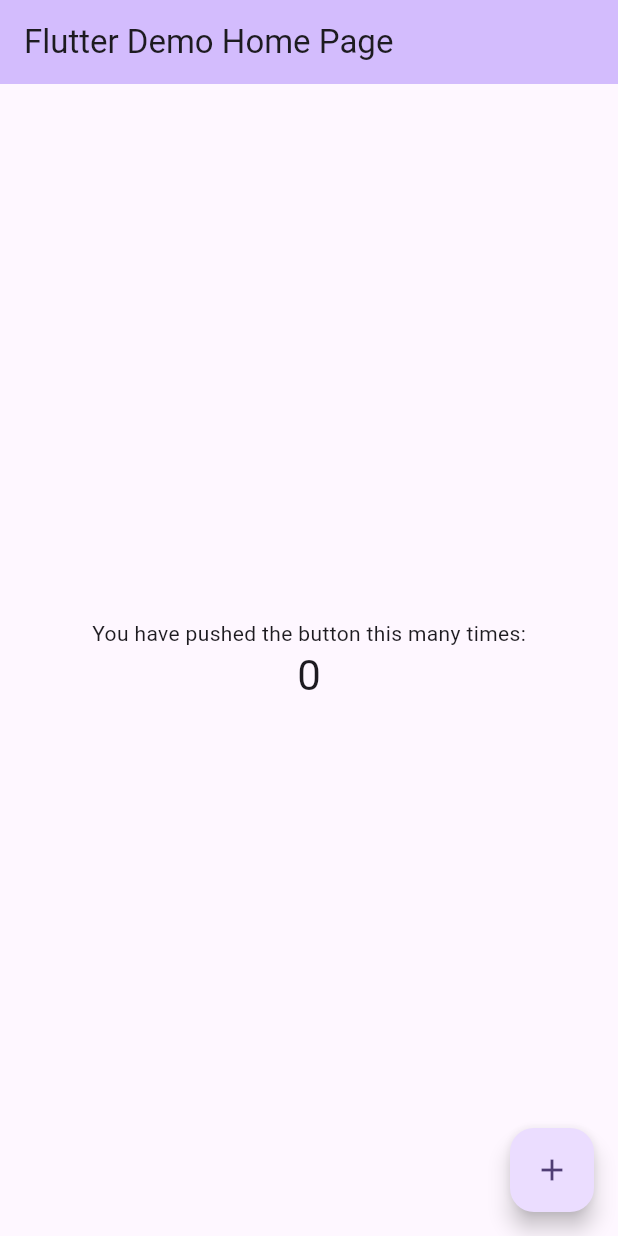
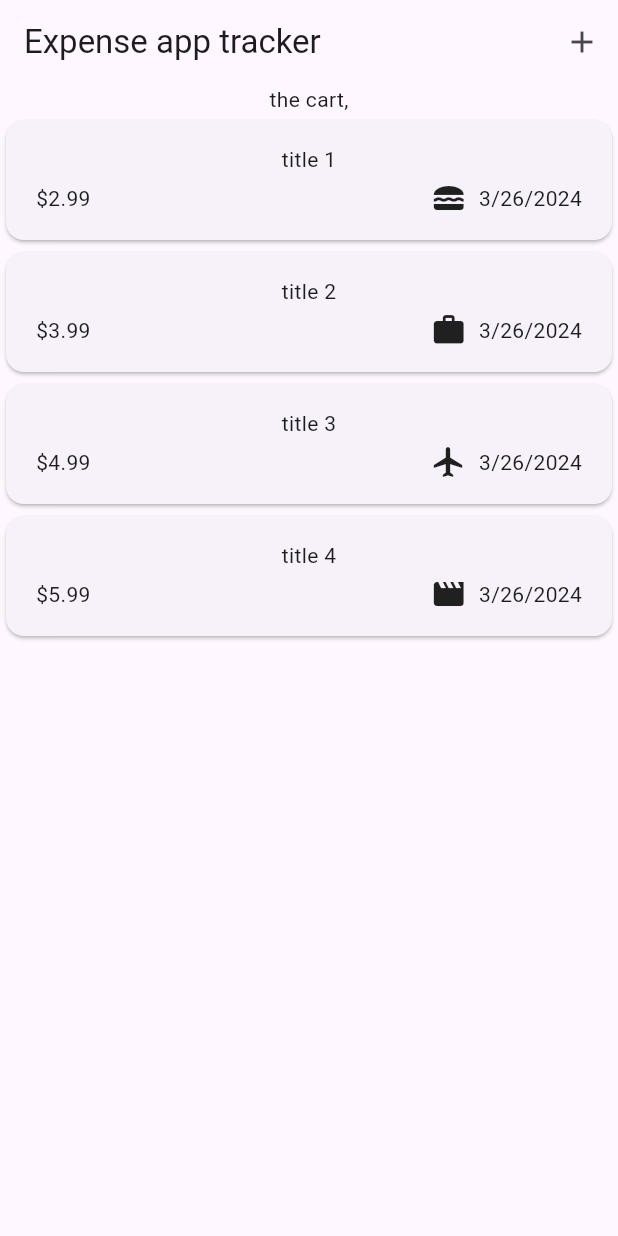
Before and after one commit to Dawid-Dlugosz/expense_app, a Flutter app: the screen it shows after launch, on a phone screen of 412 x 824 dp. Run offline on Flutter 3.47's test engine with Material 3 defaults, Android fonts, the phone set to English and light mode, and no system bars.

Commit message:
make list for expanses

```diff
--- /dev/null
+++ b/lib/expanses.dart
@@ -0,0 +1,74 @@
+import 'package:expense_app/widgets/expenses_list/expenses_list.dart';
+import 'package:expense_app/models/expense.dart';
+import 'package:flutter/material.dart';
+import 'package:flutter/widgets.dart';
+
+class Expneses extends StatefulWidget {
+  const Expneses({super.key});
+
+  @override
+  State<Expneses> createState() => _ExpnesesState();
+}
+
+class _ExpnesesState extends State<Expneses> {
+  final List<Expense> _list = [
+    Expense(
+      date: DateTime.now(),
+      amount: 2.99,
+      title: 'title 1',
+      category: Category.food,
+    ),
+    Expense(
+      date: DateTime.now(),
+      amount: 3.99,
+      title: 'title 2',
+      category: Category.work,
+    ),
+    Expense(
+      date: DateTime.now(),
+      amount: 4.99,
+      title: 'title 3',
+      category: Category.travel,
+    ),
+    Expense(
+      date: DateTime.now(),
+      amount: 5.99,
+      title: 'title 4',
+      category: Category.leisure,
+    ),
+  ];
+
+  void _openAddExpenseOverley() {
+    showModalBottomSheet(
+      context: context,
+      builder: (ctx) => const Text('Modal bottom Sheet'),
+    );
+  }
+
+  @override
+  Widget build(BuildContext context) {
+    return Scaffold(
+      appBar: AppBar(
+        title: const Text('Expense app tracker'),
+        actions: [
+          IconButton(
+            onPressed: _openAddExpenseOverley,
+            icon: const Icon(
+              Icons.add,
+            ),
+          )
+        ],
+      ),
+      body: Column(
+        children: [
+          const Text('the cart,'),
+          Expanded(
+            child: ExpensesList(
+              expanses: _list,
+            ),
+          )
+        ],
+      ),
+    );
+  }
+}
--- a/lib/main.dart
+++ b/lib/main.dart
@@ -1,125 +1,10 @@
+import 'package:expense_app/expanses.dart';
 import 'package:flutter/material.dart';
 
 void main() {
-  runApp(const MyApp());
+  runApp(
+    const MaterialApp(
+      home: Expneses(),
+    ),
+  );
 }
-
-class MyApp extends StatelessWidget {
-  const MyApp({super.key});
-
-  // This widget is the root of your application.
-  @override
-  Widget build(BuildContext context) {
-    return MaterialApp(
-      title: 'Flutter Demo',
-      theme: ThemeData(
-        // This is the theme of your application.
-        //
-        // TRY THIS: Try running your application with "flutter run". You'll see
-        // the application has a purple toolbar. Then, without quitting the app,
-        // try changing the seedColor in the colorScheme below to Colors.green
-        // and then invoke "hot reload" (save your changes or press the "hot
-        // reload" button in a Flutter-supported IDE, or press "r" if you used
-        // the command line to start the app).
-        //
-        // Notice that the counter didn't reset back to zero; the application
-        // state is not lost during the reload. To reset the state, use hot
-        // restart instead.
-        //
-        // This works for code too, not just values: Most code changes can be
-        // tested with just a hot reload.
-        colorScheme: ColorScheme.fromSeed(seedColor: Colors.deepPurple),
-        useMaterial3: true,
-      ),
-      home: const MyHomePage(title: 'Flutter Demo Home Page'),
-    );
-  }
-}
-
-class MyHomePage extends StatefulWidget {
-  const MyHomePage({super.key, required this.title});
-
-  // This widget is the home page of your application. It is stateful, meaning
-  // that it has a State object (defined below) that contains fields that affect
-  // how it looks.
-
-  // This class is the configuration for the state. It holds the values (in this
-  // case the title) provided by the parent (in this case the App widget) and
-  // used by the build method of the State. Fields in a Widget subclass are
-  // always marked "final".
-
-  final String title;
-
-  @override
-  State<MyHomePage> createState() => _MyHomePageState();
-}
-
-class _MyHomePageState extends State<MyHomePage> {
-  int _counter = 0;
-
-  void _incrementCounter() {
-    setState(() {
-      // This call to setState tells the Flutter framework that something has
-      // changed in this State, which causes it to rerun the build method below
-      // so that the display can reflect the updated values. If we changed
-      // _counter without calling setState(), then the build method would not be
-      // called again, and so nothing would appear to happen.
-      _counter++;
-    });
-  }
-
-  @override
-  Widget build(BuildContext context) {
-    // This method is rerun every time setState is called, for instance as done
-    // by the _incrementCounter method above.
-    //
-    // The Flutter framework has been optimized to make rerunning build methods
-    // fast, so that you can just rebuild anything that needs updating rather
-    // than having to individually change instances of widgets.
-    return Scaffold(
-      appBar: AppBar(
-        // TRY THIS: Try changing the color here to a specific color (to
-        // Colors.amber, perhaps?) and trigger a hot reload to see the AppBar
-        // change color while the other colors stay the same.
-        backgroundColor: Theme.of(context).colorScheme.inversePrimary,
-        // Here we take the value from the MyHomePage object that was created by
-        // the App.build method, and use it to set our appbar title.
-        title: Text(widget.title),
-      ),
-      body: Center(
-        // Center is a layout widget. It takes a single child and positions it
-        // in the middle of the parent.
-        child: Column(
-          // Column is also a layout widget. It takes a list of children and
-          // arranges them vertically. By default, it sizes itself to fit its
-          // children horizontally, and tries to be as tall as its parent.
-          //
-          // Column has various properties to control how it sizes itself and
-          // how it positions its children. Here we use mainAxisAlignment to
-          // center the children vertically; the main axis here is the vertical
-          // axis because Columns are vertical (the cross axis would be
-          // horizontal).
-          //
-          // TRY THIS: Invoke "debug painting" (choose the "Toggle Debug Paint"
-          // action in the IDE, or press "p" in the console), to see the
-          // wireframe for each widget.
-          mainAxisAlignment: MainAxisAlignment.center,
-          children: <Widget>[
-            const Text(
-              'You have pushed the button this many times:',
-            ),
-            Text(
-              '$_counter',
-              style: Theme.of(context).textTheme.headlineMedium,
-            ),
-          ],
-        ),
-      ),
-      floatingActionButton: FloatingActionButton(
-        onPressed: _incrementCounter,
-        tooltip: 'Increment',
-        child: const Icon(Icons.add),
-      ), // This trailing comma makes auto-formatting nicer for build methods.
-    );
-  }
-}
--- /dev/null
+++ b/lib/models/expense.dart
@@ -0,0 +1,38 @@
+import 'package:flutter/material.dart';
+import 'package:uuid/uuid.dart';
+import 'package:intl/intl.dart';
+
+final formatter = DateFormat.yMd();
+
+enum Category {
+  work,
+  travel,
+  leisure,
+  food,
+}
+
+const categoryIcon = {
+  Category.food: Icons.lunch_dining,
+  Category.work: Icons.work,
+  Category.travel: Icons.flight,
+  Category.leisure: Icons.movie,
+};
+
+class Expense {
+  Expense({
+    required this.date,
+    required this.amount,
+    required this.title,
+    required this.category,
+  }) : id = const Uuid().v4();
+
+  final String id;
+  final String title;
+  final double amount;
+  final DateTime date;
+  final Category category;
+
+  String get formatedDate {
+    return formatter.format(date);
+  }
+}
--- /dev/null
+++ b/lib/widgets/expenses_list/expenses_item.dart
@@ -0,0 +1,46 @@
+import 'package:expense_app/models/expense.dart';
+import 'package:flutter/material.dart';
+
+class ExpensesItem extends StatelessWidget {
+  const ExpensesItem(
+    this.expense, {
+    super.key,
+  });
+
+  final Expense expense;
+
+  @override
+  Widget build(BuildContext context) {
+    return Card(
+      child: Padding(
+        padding: const EdgeInsets.symmetric(
+          vertical: 16,
+          horizontal: 20,
+        ),
+        child: Column(
+          children: [
+            Text(expense.title),
+            const SizedBox(height: 4),
+            Row(
+              children: [
+                Text(
+                  '\$${expense.amount.toStringAsFixed(2)}',
+                ),
+                const Spacer(),
+                Row(
+                  children: [
+                    Icon(categoryIcon[expense.category]),
+                    const SizedBox(width: 8),
+                    Text(
+                      expense.formatedDate,
+                    ),
+                  ],
+                )
+              ],
+            )
+          ],
+        ),
+      ),
+    );
+  }
+}
--- /dev/null
+++ b/lib/widgets/expenses_list/expenses_list.dart
@@ -0,0 +1,22 @@
+import 'package:expense_app/models/expense.dart';
+import 'package:expense_app/widgets/expenses_list/expenses_item.dart';
+import 'package:flutter/material.dart';
+
+class ExpensesList extends StatelessWidget {
+  const ExpensesList({
+    required this.expanses,
+    super.key,
+  });
+
+  final List<Expense> expanses;
+
+  @override
+  Widget build(BuildContext context) {
+    return ListView.builder(
+      itemCount: expanses.length,
+      itemBuilder: (context, index) => ExpensesItem(
+        expanses[index],
+      ),
+    );
+  }
+}
```
Also changed, not shown: pubspec.yaml (+4 -17 lines), pubspec.lock.
